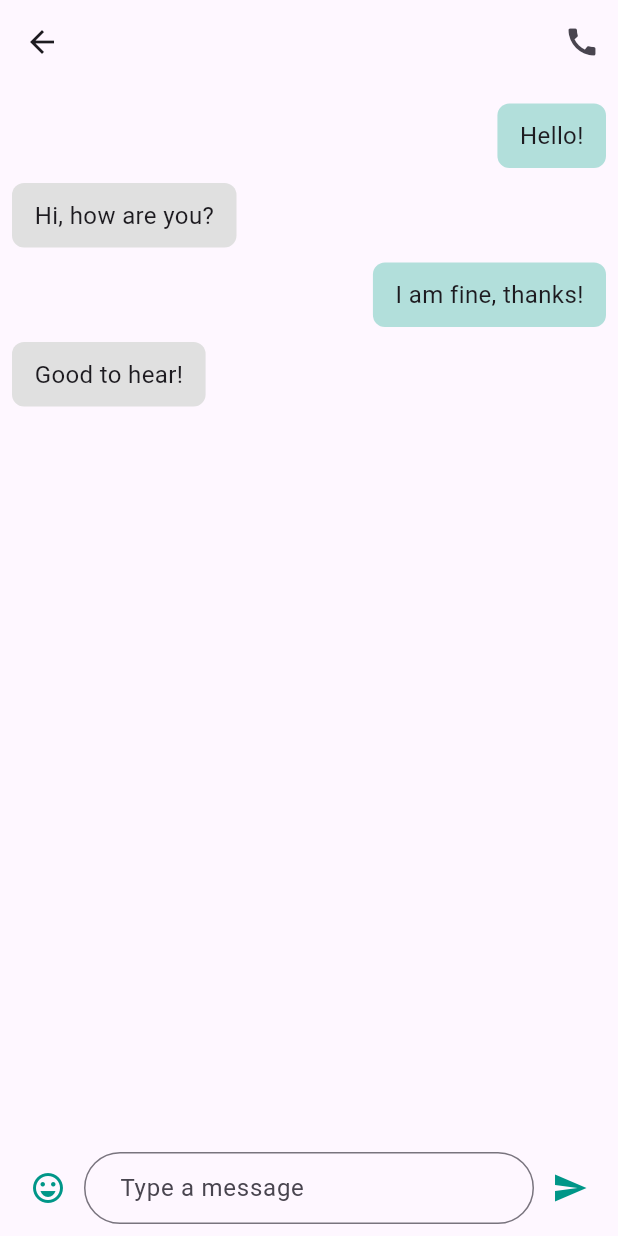
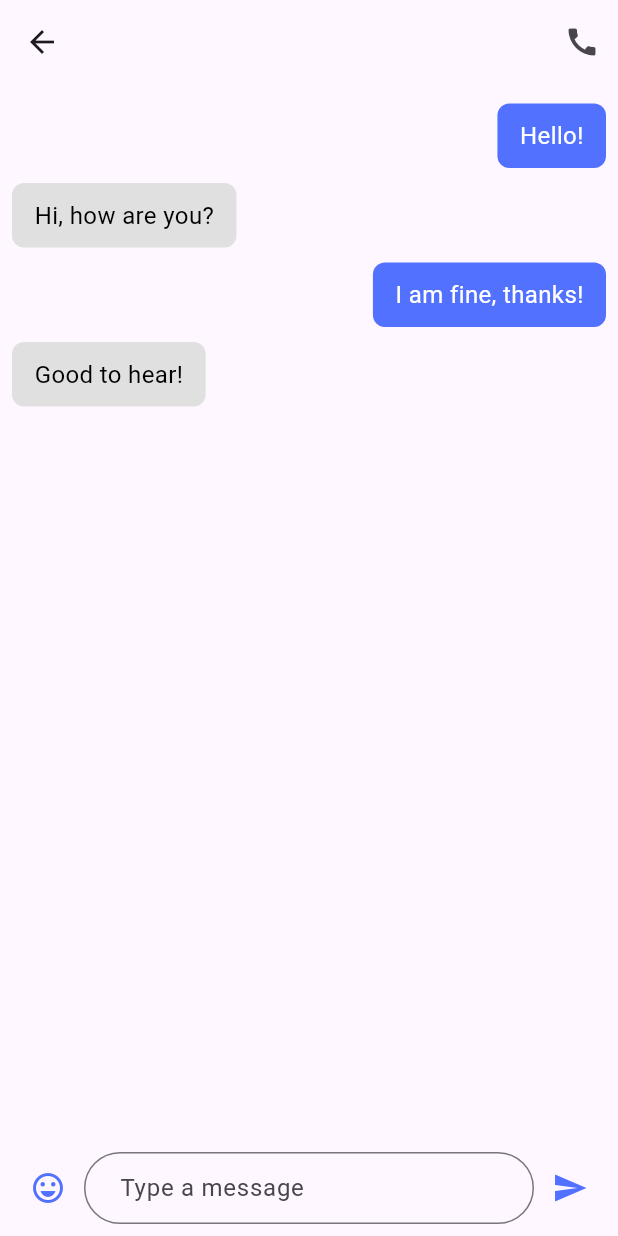
Before and after one commit to ryanwei469/AthletiMate, a Flutter app: the ChatDetail screen opened directly with empty values, on a phone screen of 412 x 824 dp. Run offline on Flutter 3.47's test engine with Material 3 defaults, Android fonts, the light colour scheme and no system bars; our stand-ins replace google_maps_flutter.

Commit message:
ui updates

```diff
--- a/lib/chatDetail.dart
+++ b/lib/chatDetail.dart
@@ -1,5 +1,3 @@
-import 'package:flutter/material.dart';
-
 import 'package:flutter/material.dart';
 
 class ChatDetail extends StatefulWidget {
@@ -90,12 +88,15 @@ class _ChatDetailState extends State<ChatDetail> {
                     padding: EdgeInsets.symmetric(vertical: 10, horizontal: 15),
                     margin: EdgeInsets.symmetric(vertical: 5),
                     decoration: BoxDecoration(
-                      color: isMe ? Colors.teal[100] : Colors.grey[300],
+                      color: isMe ? Color(0xFF5271FF) : Colors.grey[300],
                       borderRadius: BorderRadius.circular(8),
                     ),
                     child: Text(
                       message['text']!,
-                      style: TextStyle(fontSize: 16),
+                      style: TextStyle(
+                        fontSize: 16,
+                        color: isMe ? Colors.white : Colors.black, // Sender text color
+                      ),
                     ),
                   ),
                 );
@@ -108,7 +109,7 @@ class _ChatDetailState extends State<ChatDetail> {
               children: [
                 IconButton(
                   icon: Icon(Icons.emoji_emotions_outlined),
-                  color: Colors.teal,
+                  color: Color(0xFF5271FF), // Emoji icon color
                   onPressed: _showEmojiPicker,
                 ),
                 Expanded(
@@ -125,7 +126,7 @@ class _ChatDetailState extends State<ChatDetail> {
                 ),
                 IconButton(
                   icon: Icon(Icons.send),
-                  color: Colors.teal,
+                  color: Color(0xFF5271FF), // Send icon color
                   onPressed: _sendMessage,
                 ),
               ],
--- a/lib/main.dart
+++ b/lib/main.dart
@@ -1,3 +1,4 @@
+import 'package:athletimate/chatList.dart';
 import 'package:athletimate/dashboard.dart';
 import 'package:athletimate/maps.dart';
 import 'package:athletimate/profile.dart';
@@ -17,7 +18,7 @@ class MyApp extends StatelessWidget {
   @override
   Widget build(BuildContext context) {
     return MaterialApp(
-      home: Search()
+      home: ChatList()
     );
   }
 }
```
Also changed, not shown: lib/chatList.dart (+16 -5 lines), lib/messages.dart (deleted, +0 -43 lines).
